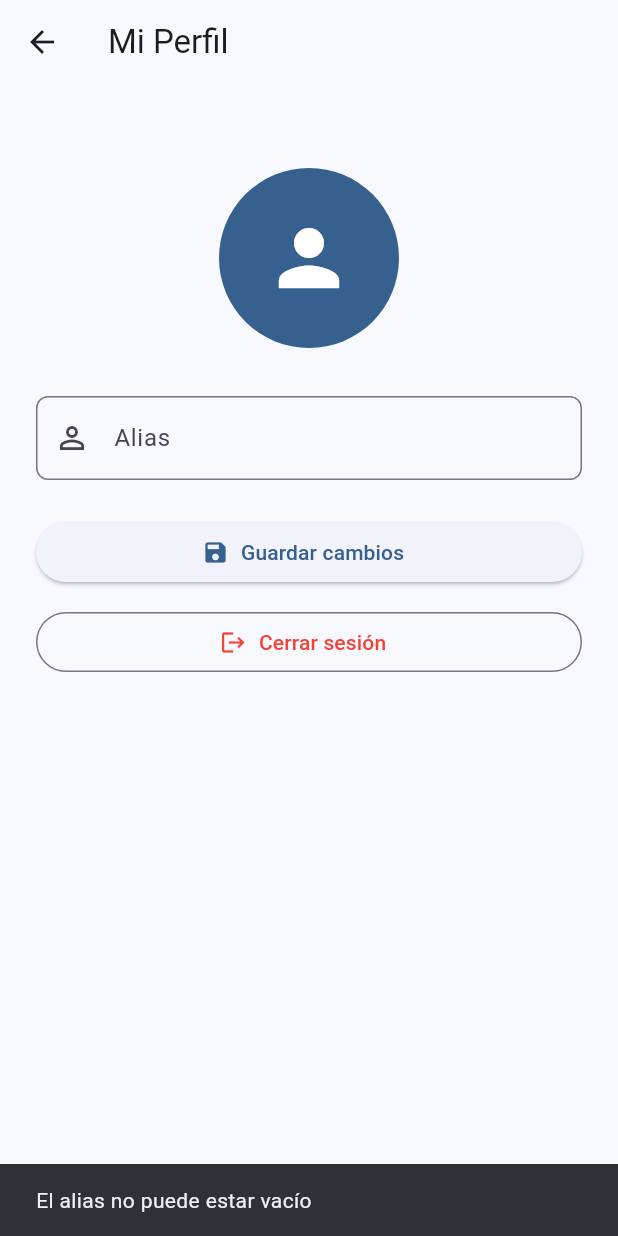
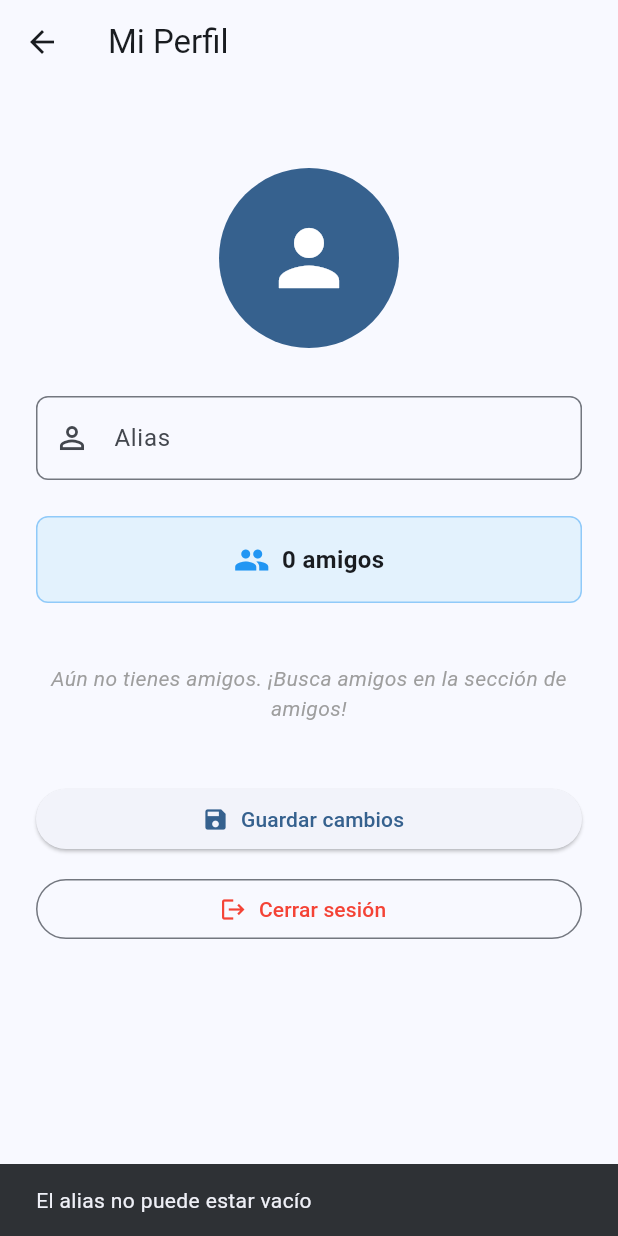
Before and after one commit to Jacahi98/SportUnityFinal, a Flutter app: the ProfilePage screen opened directly, after a tap on "Guardar cambios", on a phone screen of 412 x 824 dp. Run offline on Flutter 3.47's test engine with Material 3 defaults, Android fonts, the phone set to English and light mode, and no system bars; our stand-ins replace flutter_dotenv, flutter_map, flutter_typeahead, image_picker, latlong2, supabase_flutter; accounts and stored records are empty; network calls fail.

Commit message:
fix: limpieza y amigos

```diff
--- a/lib/data/datasources/auth_supabase_datasource.dart
+++ b/lib/data/datasources/auth_supabase_datasource.dart
@@ -24,20 +24,21 @@ class AuthSupabaseDataSource {
 
       if (response.user != null) {
         try {
-          await _client.from('users').insert({
+          // Usar upsert para evitar conflicto si el trigger ya creó el perfil
+          await _client.from('profiles').upsert({
             'id': response.user!.id,
-            'email': email,
-            'full_name': '',
+            'alias': 'Usuario_${response.user!.id.substring(0, 8)}',
             'avatar_url': null,
           });
         } catch (e) {
-          throw Exception('Usuario creado en Supabase Auth pero error al guardar perfil: $e');
+          // Si falla, el trigger probablemente ya creó el perfil
+          print('Advertencia al actualizar perfil: $e');
         }
       } else {
         throw Exception('No se pudo crear la cuenta en Supabase Auth');
       }
     } catch (e) {
-      rethrow;
+      throw Exception('Error en signup: ${e.toString()}');
     }
   }
 
--- a/lib/presentation/pages/profile_page.dart
+++ b/lib/presentation/pages/profile_page.dart
@@ -76,6 +76,65 @@ class _ProfilePageState extends State<ProfilePage> {
                     padding: const EdgeInsets.only(bottom: 12),
                     child: Text(vm.successMessage!, style: const TextStyle(color: Colors.green)),
                   ),
+                // Contador de amigos
+                Container(
+                  padding: const EdgeInsets.all(16),
+                  decoration: BoxDecoration(
+                    color: Colors.blue[50],
+                    borderRadius: BorderRadius.circular(8),
+                    border: Border.all(color: Colors.blue[200]!),
+                  ),
+                  child: Row(
+                    mainAxisAlignment: MainAxisAlignment.center,
+                    children: [
+                      const Icon(Icons.people, color: Colors.blue),
+                      const SizedBox(width: 8),
+                      Text(
+                        '${vm.friendCount} ${vm.friendCount == 1 ? 'amigo' : 'amigos'}',
+                        style: const TextStyle(fontWeight: FontWeight.bold, fontSize: 16),
+                      ),
+                    ],
+                  ),
+                ),
+                const SizedBox(height: 24),
+                // Lista de amigos
+                if (vm.friends.isNotEmpty) ...[
+                  Align(
+                    alignment: Alignment.centerLeft,
+                    child: Text(
+                      'Tus amigos',
+                      style: Theme.of(context).textTheme.titleMedium?.copyWith(
+                            fontWeight: FontWeight.bold,
+                          ),
+                    ),
+                  ),
+                  const SizedBox(height: 12),
+                  ...vm.friends.map((friend) {
+                    return Card(
+                      margin: const EdgeInsets.symmetric(vertical: 4),
+                      child: ListTile(
+                        leading: CircleAvatar(
+                          backgroundColor: Colors.grey[300],
+                          child: const Icon(Icons.person),
+                        ),
+                        title: Text(friend['alias'] as String? ?? 'Sin alias'),
+                        trailing: const Icon(Icons.check, color: Colors.green),
+                      ),
+                    );
+                  }),
+                ] else if (vm.friendCount == 0)
+                  Padding(
+                    padding: const EdgeInsets.symmetric(vertical: 16),
+                    child: Text(
+                      'Aún no tienes amigos. ¡Busca amigos en la sección de amigos!',
+                      style: Theme.of(context).textTheme.bodyMedium?.copyWith(
+                            fontStyle: FontStyle.italic,
+                            color: Colors.grey,
+                          ),
+                      textAlign: TextAlign.center,
+                    ),
+                  ),
+                const SizedBox(height: 24),
                 // Guardar
                 SizedBox(
                   width: double.infinity,
--- a/lib/presentation/viewmodels/profile_viewmodel.dart
+++ b/lib/presentation/viewmodels/profile_viewmodel.dart
@@ -3,12 +3,16 @@ import 'package:supabase_flutter/supabase_flutter.dart';
 
 class ProfileViewModel extends ChangeNotifier {
   String? _alias;
+  int _friendCount = 0;
+  List<Map<String, dynamic>> _friends = [];
   bool _isLoading = false;
   bool _isSaving = false;
   String? _errorMessage;
   String? _successMessage;
 
   String? get alias => _alias;
+  int get friendCount => _friendCount;
+  List<Map<String, dynamic>> get friends => _friends;
   bool get isLoading => _isLoading;
   bool get isSaving => _isSaving;
   String? get errorMessage => _errorMessage;
@@ -23,6 +27,7 @@ class ProfileViewModel extends ChangeNotifier {
       final userId = Supabase.instance.client.auth.currentUser?.id;
       if (userId == null) return;
 
+      // Cargar perfil
       final response = await Supabase.instance.client
           .from('profiles')
           .select()
@@ -31,6 +36,19 @@ class ProfileViewModel extends ChangeNotifier {
 
       if (response != null) {
         _alias = response['alias'] as String?;
+      }
+
+      // Cargar amigos
+      try {
+        final friendsResult = await Supabase.instance.client.rpc('get_friends', params: {'user_id': userId});
+        if (friendsResult is List) {
+          _friends = List<Map<String, dynamic>>.from(friendsResult);
+          _friendCount = _friends.length;
+        }
+      } catch (e) {
+        // Si la función RPC no existe, intenta con query directo
+        _friends = [];
+        _friendCount = 0;
       }
     } catch (e) {
       _errorMessage = 'Error al cargar perfil';
```
